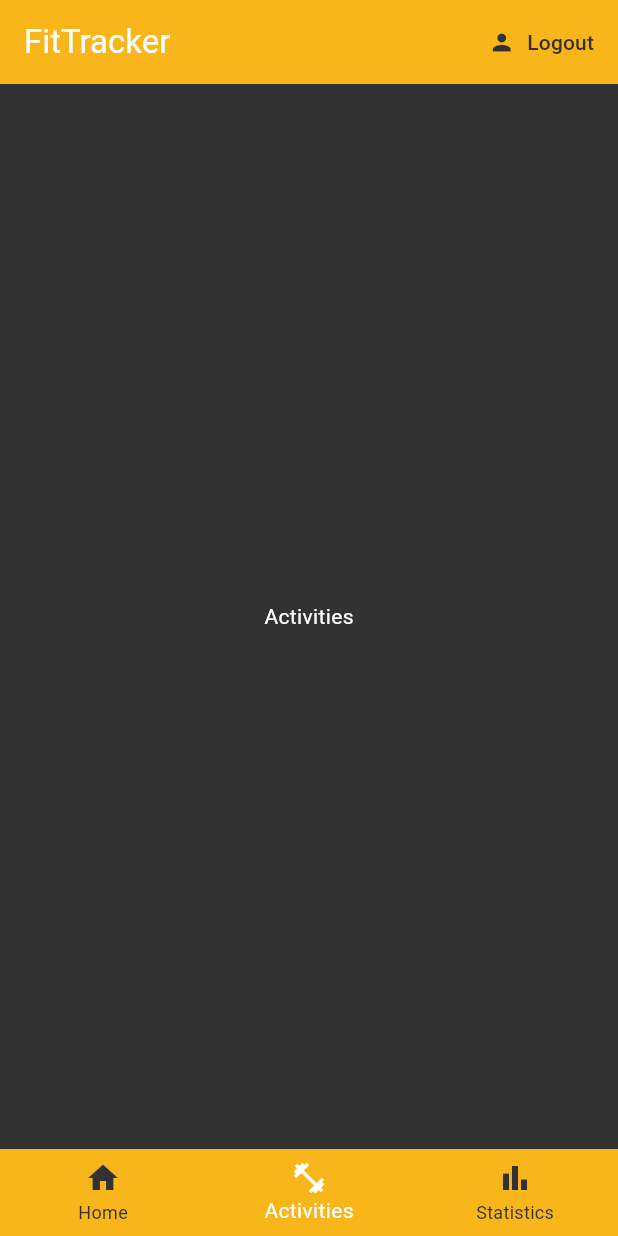
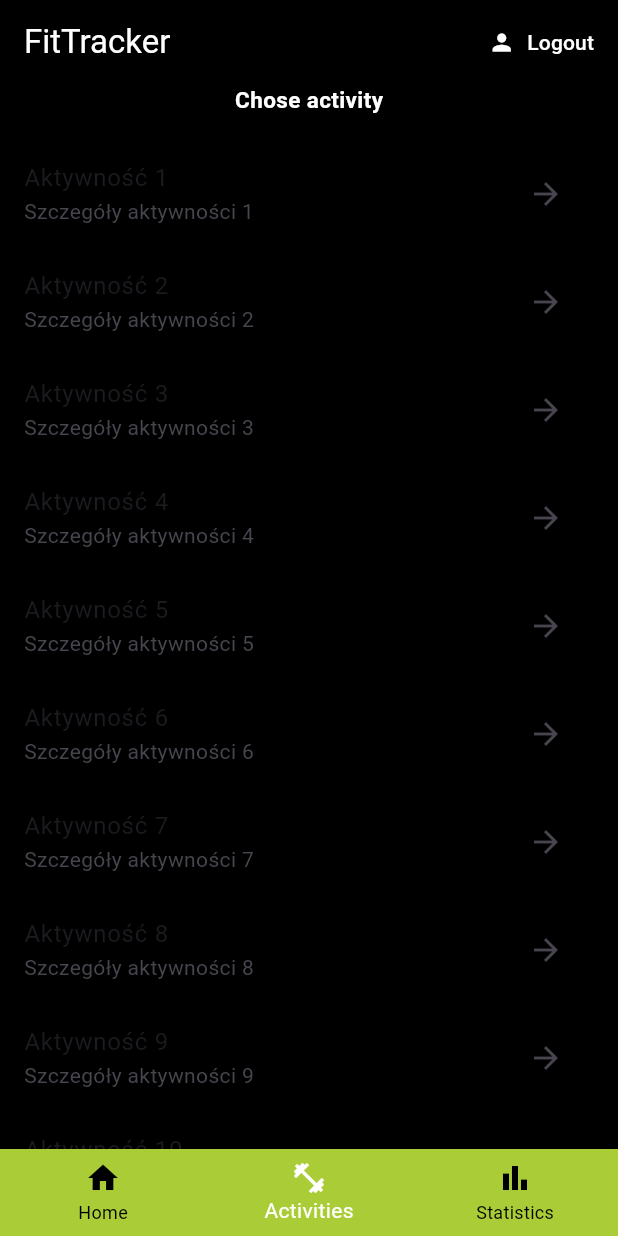
Before and after one commit to gawlowskiandrzej/fittracker, a Flutter app: the screen it shows once a user with an empty profile is signed in, swiped to page 2, on a phone screen of 412 x 824 dp. Run offline on Flutter 3.47's test engine with Material 3 defaults, Android fonts, the phone set to English and light mode, and no system bars; our stand-ins replace cloud_firestore, firebase_auth, firebase_core; accounts and stored records are empty; network calls fail.

Commit message:
some new pages

```diff
--- a/lib/theme/colors.dart
+++ b/lib/theme/colors.dart
@@ -2,7 +2,8 @@ import 'package:flutter/material.dart';
 
 class AppColors {
   static const Color primary = Color.fromARGB(255, 75, 74, 72);
-  static const Color secondary = Color(0xFFF8B61B);
-  static const Color background = Color(0xFF323232);
+  static const Color secondary = Color(0xFFAACD37);
+  static const Color background = Color(0xFF000000);
   static const Color text = Color(0xFFFFFFFF);
+  static const Color text2 = Color(0x00000000);
 }
--- a/lib/theme/theme_data.dart
+++ b/lib/theme/theme_data.dart
@@ -12,13 +12,13 @@ final ThemeData appTheme = ThemeData(
     titleMedium: TextStyle(color: AppColors.text),
   ),
   appBarTheme: AppBarTheme(
-    backgroundColor: AppColors.secondary,
+    backgroundColor: AppColors.background,
     foregroundColor: AppColors.text,
     iconTheme: IconThemeData(color: AppColors.text),
   ),
   textButtonTheme: TextButtonThemeData(
     style: TextButton.styleFrom(
-      foregroundColor: AppColors.background,
+      foregroundColor: AppColors.text,
     ),
   ),
   elevatedButtonTheme: ElevatedButtonThemeData(
--- /dev/null
+++ b/lib/views/activity/acitivity_widget.dart
@@ -0,0 +1,13 @@
+import 'package:fittracker/models/activity.dart';
+import 'package:flutter/material.dart';
+
+class AcitivityWidget extends StatelessWidget {
+  AcitivityWidget({super.key, this.activity});
+
+  Activity? activity;
+
+  @override
+  Widget build(BuildContext context) {
+    return const Placeholder();
+  }
+}
--- /dev/null
+++ b/lib/views/activity/acitvity_list.dart
@@ -0,0 +1,39 @@
+import 'package:flutter/material.dart';
+
+class AcitvityList extends StatelessWidget {
+  const AcitvityList({super.key});
+
+  @override
+  Widget build(BuildContext context) {
+    return Column(
+      crossAxisAlignment: CrossAxisAlignment.center,
+      children: [
+        const Text(
+          'Chose activity',
+          style: TextStyle(
+            fontSize: 15,
+            fontWeight: FontWeight.bold,
+          ),
+        ),
+        const SizedBox(height: 16),
+        Expanded(
+          child: ListView.builder(
+            itemCount: 10, // Replace with your activity count
+            itemBuilder: (context, index) {
+              return ListTile(
+                title: Text('Aktywność ${index + 1}'),
+                subtitle: Text('Szczegóły aktywności ${index + 1}'),
+                trailing: IconButton(
+                  icon: const Icon(Icons.arrow_forward),
+                  onPressed: () {
+                    // Handle navigation to activity details
+                  },
+                ),
+              );
+            },
+          ),
+        ),
+      ],
+    );
+  }
+}
--- a/lib/views/home/home.dart
+++ b/lib/views/home/home.dart
@@ -1,14 +1,11 @@
-import 'package:fittracker/models/activity.dart';
 import 'package:fittracker/services/auth.dart';
-import 'package:fittracker/services/database.dart';
 import 'package:fittracker/theme/colors.dart';
-import 'package:fittracker/theme/theme_data.dart';
-import 'package:fittracker/views/home/recent_activity_tile.dart';
+import 'package:fittracker/views/activity/acitvity_list.dart';
 import 'package:fittracker/views/home/recent_avtivity_list.dart';
 import 'package:flutter/material.dart';
 
 class Home extends StatefulWidget {
-  Home({super.key});
+  const Home({super.key});
 
   @override
   State<Home> createState() => _HomeState();
@@ -18,12 +15,11 @@ class _HomeState extends State<Home> {
   int myIndex = 0;
 
   final AuthService _auth = AuthService();
-  final DatabaseService _databaseService = DatabaseService();
   final PageController _pageController = PageController();
 
   List<Widget> pages = [
     RecentActivitiesList(),
-    const Center(child: Text('Activities')),
+    AcitvityList(),
     const Center(child: Text('Statistics')),
   ];
 
```
